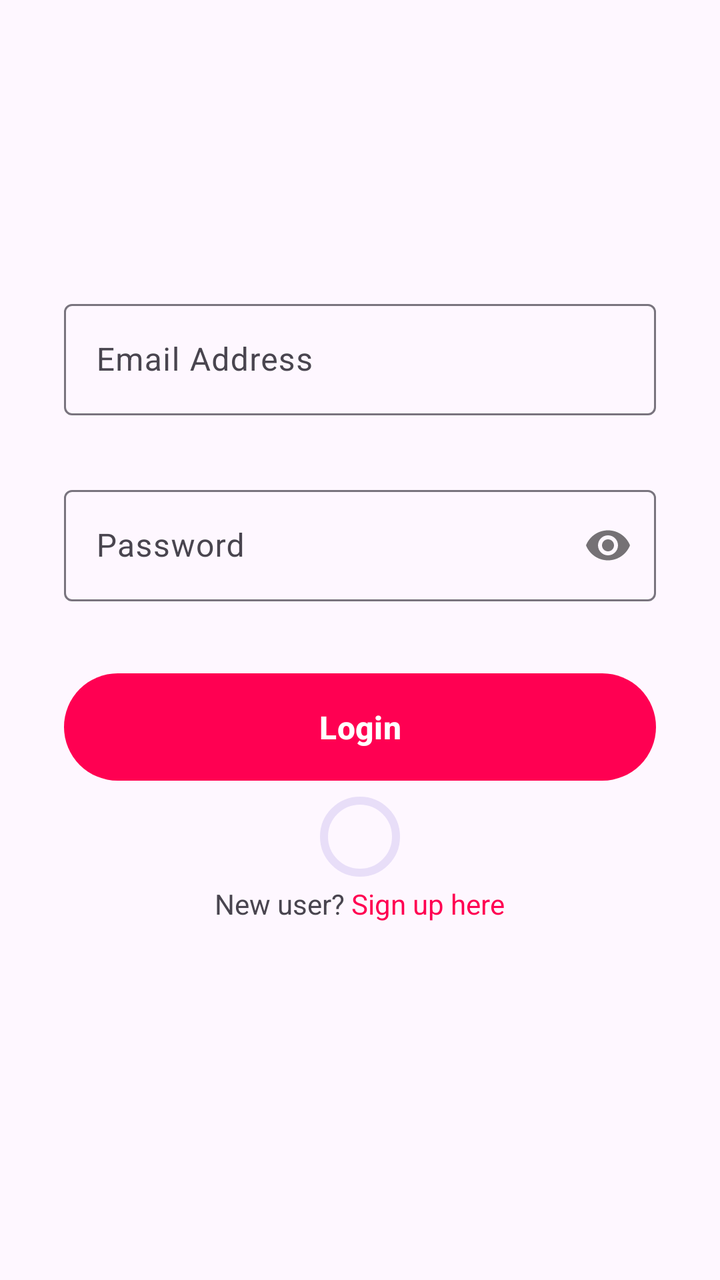
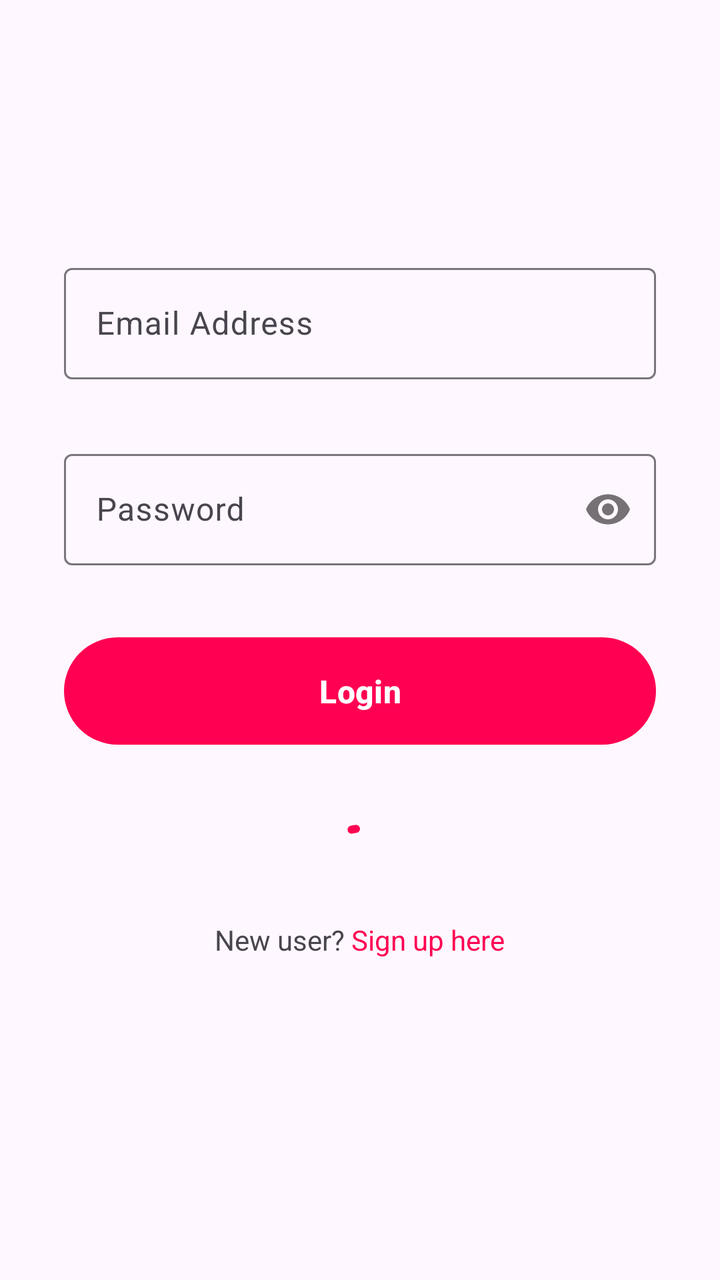

An Android layout rendered at two revisions. The XML below is the earlier revision; the diff shows what the commit changed to produce the second picture.
<!-- AndroidManifest.xml: application theme Theme.You4me -->
<!-- res/layout/fragment_login.xml -->
<?xml version="1.0" encoding="utf-8"?>
<LinearLayout xmlns:android="http://schemas.android.com/apk/res/android"
    xmlns:app="http://schemas.android.com/apk/res-auto"
    xmlns:tools="http://schemas.android.com/tools"
    android:layout_width="match_parent"
    android:layout_height="match_parent"
    android:gravity="center"
    android:orientation="vertical"
    android:padding="32dp"
    tools:context=".ui.authentication.LoginFragment">

    <com.google.android.material.textfield.TextInputLayout
        android:id="@+id/email_lyt"
        android:layout_width="match_parent"
        android:layout_height="wrap_content"
        android:hint="@string/email_address">

        <com.google.android.material.textfield.TextInputEditText
            android:id="@+id/email"
            android:layout_width="match_parent"
            android:layout_height="match_parent"
            android:inputType="textEmailAddress" />
    </com.google.android.material.textfield.TextInputLayout>

    <com.google.android.material.textfield.TextInputLayout
        android:id="@+id/password_lyt"
        android:layout_width="match_parent"
        android:layout_height="wrap_content"
        android:layout_marginTop="32dp"
        android:hint="@string/password"
        app:passwordToggleEnabled="true">

        <com.google.android.material.textfield.TextInputEditText
            android:id="@+id/password"
            android:layout_width="match_parent"
            android:layout_height="match_parent"
            android:inputType="textPassword" />
    </com.google.android.material.textfield.TextInputLayout>

    <com.google.android.material.button.MaterialButton
        android:id="@+id/login_btn"
        android:layout_width="match_parent"
        android:layout_height="wrap_content"
        android:layout_marginTop="32dp"
        android:padding="16dp"
        android:text="@string/login"
        android:textSize="16sp"
        android:textStyle="bold" />

    <com.google.android.material.progressindicator.CircularProgressIndicator
        android:id="@+id/progress_circular"
        style="@style/Widget.Material3.CircularProgressIndicator.Medium"
        android:layout_width="wrap_content"
        android:layout_height="wrap_content" />

    <TextView
        android:id="@+id/sign_up"
        android:layout_width="wrap_content"
        android:layout_height="wrap_content"
        android:layout_gravity="center_horizontal"
        android:layout_marginBottom="32dp"
        android:text="@string/new_user" />

</LinearLayout>
<!-- resources referenced by this layout -->
<resources>
  <string name="email_address">Email Address</string>
  <string name="login">Login</string>
  <string name="new_user">New user? <font fgcolor="#ff0052">Sign up here</font></string>
  <string name="password">Password</string>
  <style name="Theme.You4me" parent="Base.Theme.You4me" />
  <style name="Base.Theme.You4me" parent="Theme.Material3.Light.NoActionBar">
          
           <item name="colorPrimary">@color/primary_pink</item>
      </style>
  <color name="primary_pink">#ffff0052</color>
</resources>

<!-- the commit's change to res/layout/fragment_login.xml (unified diff, before → after) -->
@@ -50,8 +50,11 @@
     <com.google.android.material.progressindicator.CircularProgressIndicator
         android:id="@+id/progress_circular"
         style="@style/Widget.Material3.CircularProgressIndicator.Medium"
+        android:layout_marginTop="32dp"
+        android:layout_marginBottom="4dp"
         android:layout_width="wrap_content"
-        android:layout_height="wrap_content" />
+        android:layout_height="wrap_content"
+        android:indeterminate="true" />
 
     <TextView
         android:id="@+id/sign_up"
